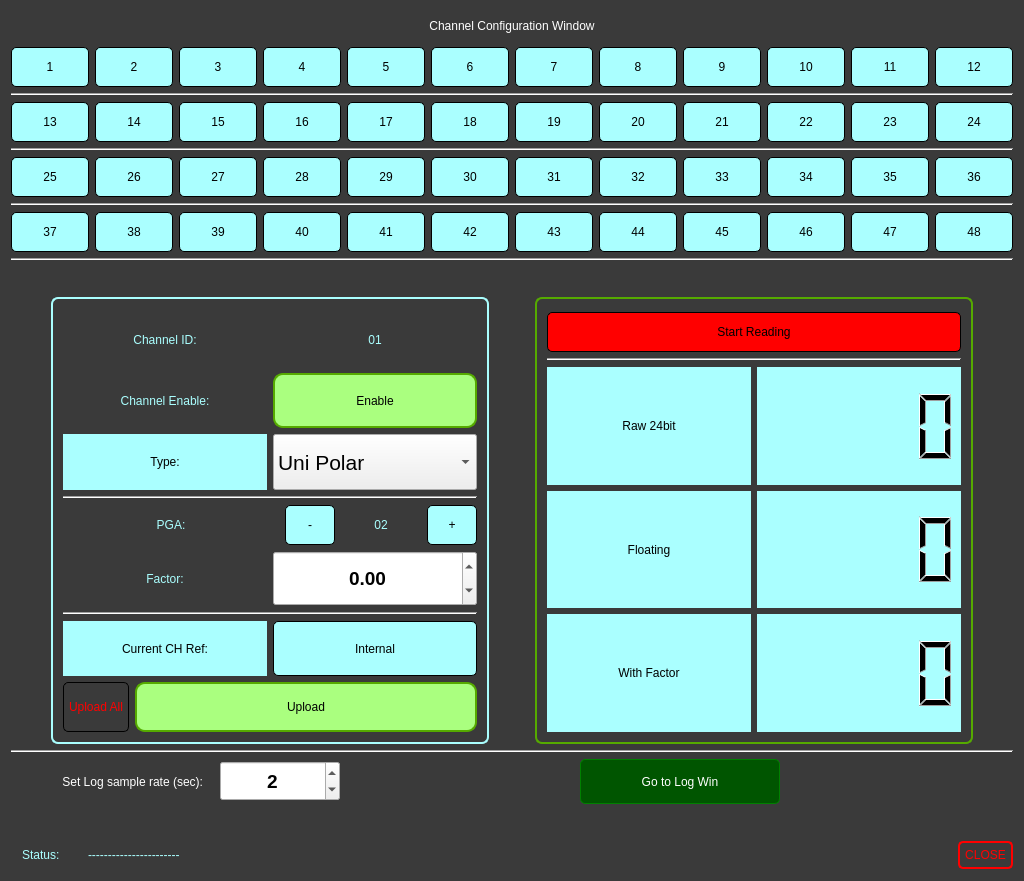
Old version of the form configchwin.ui in the repository Mubshr07/DAQ.
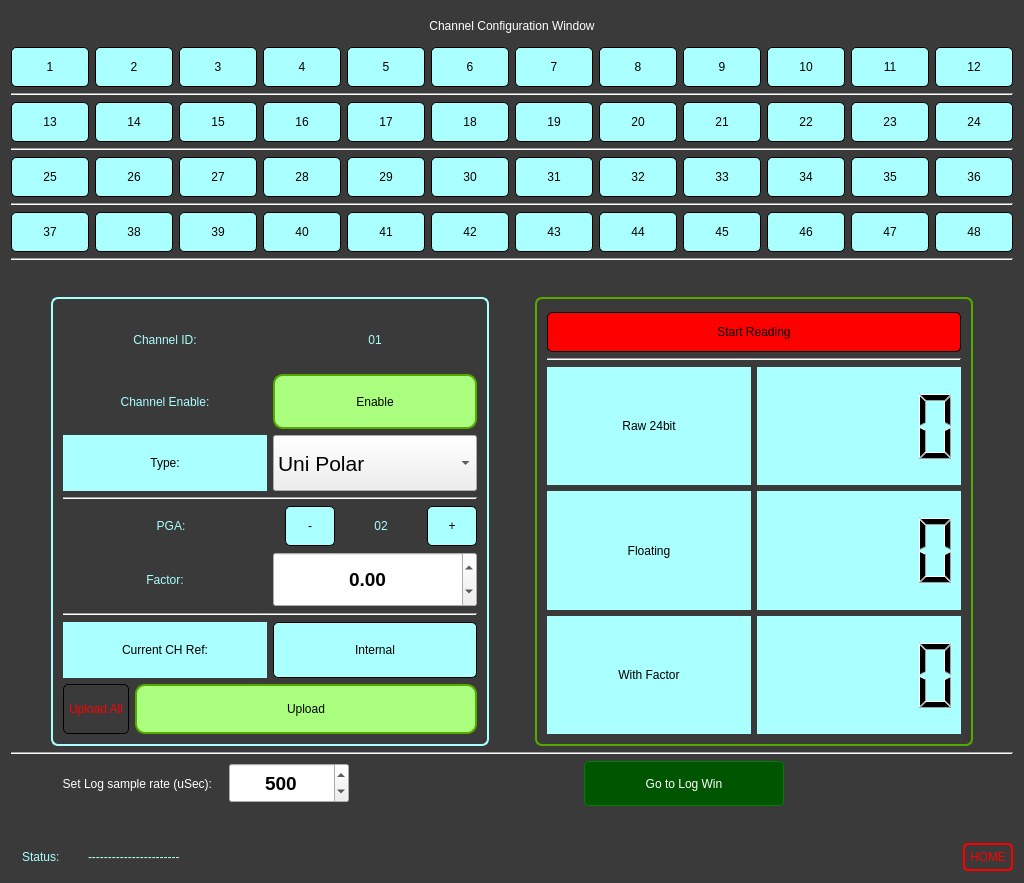
New version of the form.

Diff of the .ui file:
```diff
--- a/configchwin.ui
+++ b/configchwin.ui
@@ -7,7 +7,7 @@
     <x>0</x>
     <y>0</y>
     <width>1024</width>
-    <height>881</height>
+    <height>883</height>
    </rect>
   </property>
   <property name="windowTitle">
@@ -1644,7 +1644,7 @@
 color:white;</string>
        </property>
        <property name="text">
-        <string>Set Log sample rate (sec):</string>
+        <string>Set Log sample rate (uSec):</string>
        </property>
        <property name="alignment">
         <set>Qt::AlignRight|Qt::AlignTrailing|Qt::AlignVCenter</set>
@@ -1673,10 +1673,10 @@
         <number>1</number>
        </property>
        <property name="maximum">
-        <number>1000</number>
+        <number>100000</number>
        </property>
        <property name="value">
-        <number>2</number>
+        <number>500</number>
        </property>
       </widget>
      </item>
@@ -1791,7 +1791,7 @@
 padding 10px;</string>
        </property>
        <property name="text">
-        <string>CLOSE</string>
+        <string>HOME</string>
        </property>
       </widget>
      </item>
```
